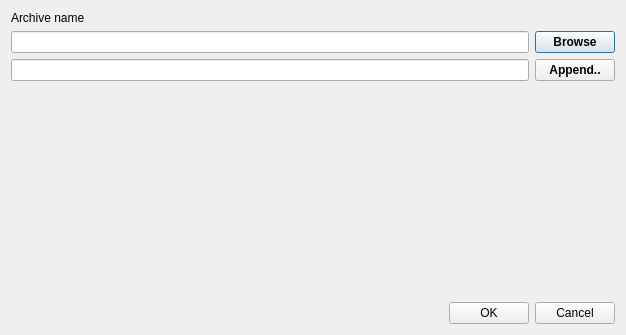
This is ui/add_window.ui in BrushkouMatvey/QtArchiver as Qt 5 draws it before an edit. The edited form follows.
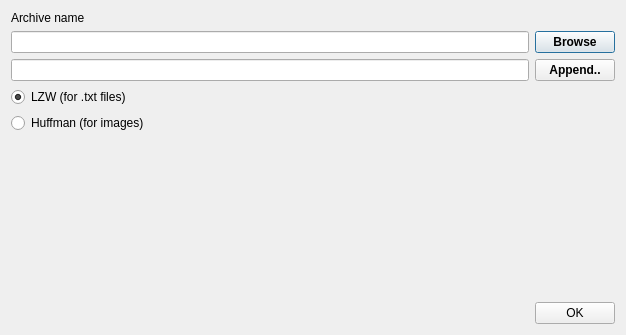
This is the edited form. Icons and pictures are not drawn.

```diff
--- a/ui/add_window.ui
+++ b/ui/add_window.ui
@@ -85,6 +85,23 @@
      </item>
     </layout>
    </item>
+   <item>
+    <widget class="QRadioButton" name="LZWRadioButton">
+     <property name="text">
+      <string>LZW (for .txt files)</string>
+     </property>
+     <property name="checked">
+      <bool>true</bool>
+     </property>
+    </widget>
+   </item>
+   <item>
+    <widget class="QRadioButton" name="HuffmanRadioButton">
+     <property name="text">
+      <string>Huffman (for images)</string>
+     </property>
+    </widget>
+   </item>
    <item>
     <spacer name="verticalSpacer">
      <property name="orientation">
@@ -120,13 +137,6 @@
        </property>
       </widget>
      </item>
-     <item>
-      <widget class="QPushButton" name="Cancel">
-       <property name="text">
-        <string>Cancel</string>
-       </property>
-      </widget>
-     </item>
     </layout>
    </item>
   </layout>
```
Left out of the diff: 6 changed lines with no effect on the pictures.
